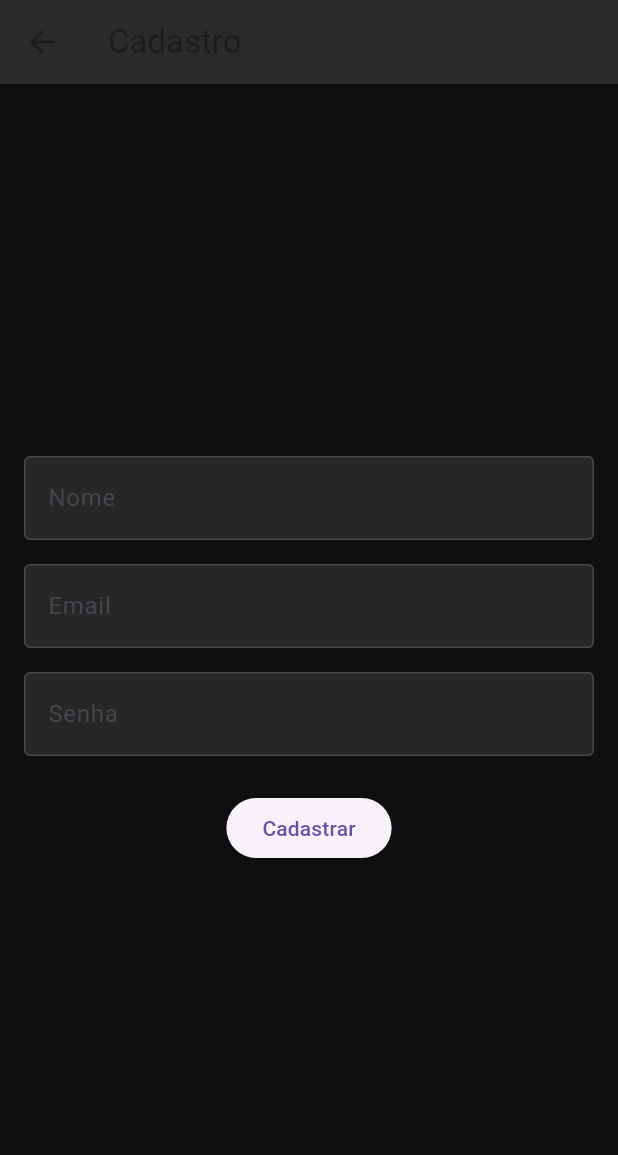
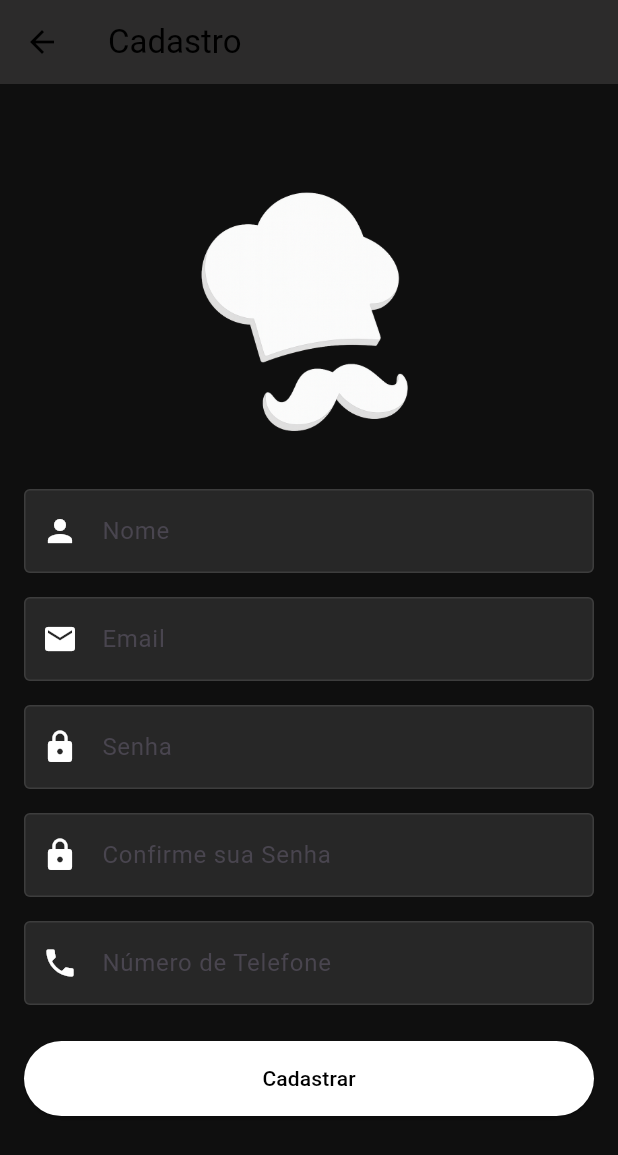
Before and after one commit to LelioNeto/ProjetoAplicativo, a Flutter app: the screen it shows after launch, after a tap on "Fazer Cadastro", on a phone screen of 412 x 824 dp. Shown: the top 1155 px of the screen. Run offline on Flutter 3.47's test engine with Material 3 defaults, Android fonts, the light colour scheme and no system bars; our stand-ins replace device_preview.

Commit message:
Alteração nos TextFields e adição do Logo na tela de Login e Cadastro

```diff
--- a/lib/view/tela_cadastro_view.dart
+++ b/lib/view/tela_cadastro_view.dart
@@ -5,55 +5,114 @@ class TelaCadastroView extends StatelessWidget {
 
   @override
   Widget build(BuildContext context) {
+    InputDecoration buildInputDecoration(String label, IconData icon, {String? hintText}) {
+      return InputDecoration(
+        labelText: label,
+        hintText: hintText,
+        filled: true,
+        fillColor: Colors.white10,
+        border: const OutlineInputBorder(),
+        enabledBorder: const OutlineInputBorder(
+          borderSide: BorderSide(color: Colors.white10),
+        ),
+        focusedBorder: const OutlineInputBorder(
+          borderSide: BorderSide(color: Color.fromARGB(255, 150, 54, 54), width: 2),
+        ),
+        prefixIcon: Icon(icon, color: Colors.white),
+        floatingLabelStyle: const TextStyle(
+          color: Color.fromARGB(255, 150, 54, 54),
+        ),
+      );
+    }
+
     return Scaffold(
       backgroundColor: const Color.fromARGB(255, 15, 15, 15),
       appBar: AppBar(
-        title: const Text("Cadastro"),
+        title: const Text(
+          "Cadastro",
+          style: TextStyle(color: Colors.black),
+        ),
         backgroundColor: const Color.fromARGB(255, 44, 43, 43),
+        iconTheme: const IconThemeData(color: Colors.black),
       ),
-      body: Padding(
+      body: Theme(
+        data: Theme.of(context).copyWith(
+          textSelectionTheme: const TextSelectionThemeData(
+            cursorColor: Color.fromARGB(255, 150, 54, 54),
+            selectionColor: Color.fromARGB(255, 150, 54, 54),
+            selectionHandleColor: Color.fromARGB(255, 150, 54, 54),
+          ),
+        ),
+        child: SingleChildScrollView(
           padding: const EdgeInsets.all(16.0),
           child: Column(
-          mainAxisAlignment: MainAxisAlignment.center,
             children: [
-            const TextField(
-              decoration: InputDecoration(
-                labelText: "Nome",
-                filled: true,
-                fillColor: Colors.white10,
-                border: OutlineInputBorder(),
+              const SizedBox(height: 24),
+
+              // Ícone/logo no topo
+              Image.asset(
+                'image/LogoChefList.png',
+                height: 230,
               ),
-              style: TextStyle(color: Colors.white),
+
+
+              // Nome
+              TextField(
+                decoration: buildInputDecoration("Nome", Icons.person),
+                style: const TextStyle(color: Colors.white),
+                cursorColor: const Color.fromARGB(255, 150, 54, 54),
               ),
               const SizedBox(height: 16),
-            const TextField(
-              decoration: InputDecoration(
-                labelText: "Email",
-                filled: true,
-                fillColor: Colors.white10,
-                border: OutlineInputBorder(),
-              ),
-              style: TextStyle(color: Colors.white),
+
+              // Email
+              TextField(
+                decoration: buildInputDecoration("Email", Icons.email),
+                style: const TextStyle(color: Colors.white),
+                cursorColor: const Color.fromARGB(255, 150, 54, 54),
               ),
               const SizedBox(height: 16),
-            const TextField(
+
+              // Senha
+              TextField(
                 obscureText: true,
-              decoration: InputDecoration(
-                labelText: "Senha",
-                filled: true,
-                fillColor: Colors.white10,
-                border: OutlineInputBorder(),
+                decoration: buildInputDecoration("Senha", Icons.lock),
+                style: const TextStyle(color: Colors.white),
+                cursorColor: const Color.fromARGB(255, 150, 54, 54),
               ),
-              style: TextStyle(color: Colors.white),
+              const SizedBox(height: 16),
+
+              // Confirmação de senha
+              TextField(
+                obscureText: true,
+                decoration: buildInputDecoration("Confirme sua Senha", Icons.lock),
+                style: const TextStyle(color: Colors.white),
+                cursorColor: const Color.fromARGB(255, 150, 54, 54),
+              ),
+              const SizedBox(height: 16),
+
+              // Telefone
+              TextField(
+                keyboardType: TextInputType.phone,
+                decoration: buildInputDecoration("Número de Telefone", Icons.phone, hintText: "(99) 99999-9999"),
+                style: const TextStyle(color: Colors.white),
+                cursorColor: const Color.fromARGB(255, 150, 54, 54),
               ),
               const SizedBox(height: 24),
+
+              // Botão Cadastrar
               ElevatedButton(
                 onPressed: () {
                   // futuramente: salvar no banco
                 },
+                style: ElevatedButton.styleFrom(
+                  backgroundColor: Colors.white,
+                  foregroundColor: Colors.black,
+                  minimumSize: const Size(double.infinity, 50),
+                ),
                 child: const Text("Cadastrar"),
-            )
+              ),
             ],
+          ),
         ),
       ),
     );
--- a/lib/view/tela_principal_view.dart
+++ b/lib/view/tela_principal_view.dart
@@ -30,7 +30,7 @@ class TelaPrincipalView extends StatelessWidget {
                     style: TextStyle(
                       fontSize: 40,
                       fontWeight: FontWeight.bold,
-                      color: Color.fromARGB(255, 150, 54, 54), // roxo
+                      color: Color.fromARGB(255, 150, 54, 54), // Vermelho Padrão do App
                     ),
                   ),
                 ],
```
Also changed, not shown: lib/view/tela_login_view.dart (+81 -18 lines). Lines whose indentation alone changed are shown as unchanged.
